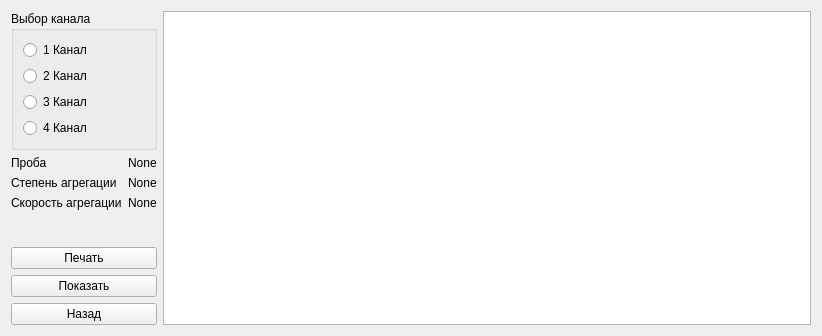
Qt form viewplot.ui (krang4d/Agrekola) before a commit.
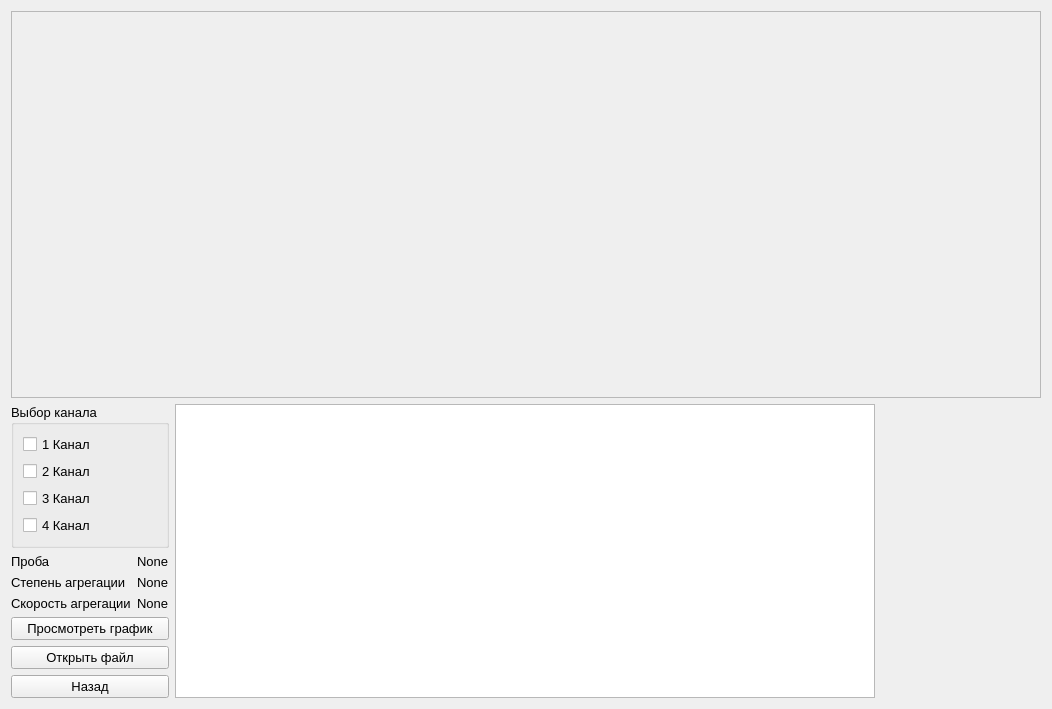
The same form after that commit. Custom widgets are drawn as their Qt base class.

Commit message: add Graphs in class ViewPlots

```diff
--- a/viewplot.ui
+++ b/viewplot.ui
@@ -6,55 +6,20 @@
    <rect>
     <x>0</x>
     <y>0</y>
-    <width>822</width>
-    <height>336</height>
+    <width>1052</width>
+    <height>709</height>
    </rect>
   </property>
+  <property name="font">
+   <font>
+    <pointsize>10</pointsize>
+   </font>
+  </property>
   <property name="windowTitle">
    <string>Просмотр агрегатограмм</string>
   </property>
   <layout class="QGridLayout" name="gridLayout">
-   <item row="0" column="0">
-    <widget class="QGroupBox" name="groupBox">
-     <property name="title">
-      <string>Выбор канала</string>
-     </property>
-     <layout class="QVBoxLayout" name="verticalLayout">
-      <item>
-       <widget class="QRadioButton" name="radioButton_1">
-        <property name="text">
-         <string>1 Канал</string>
-        </property>
-       </widget>
-      </item>
-      <item>
-       <widget class="QRadioButton" name="radioButton_2">
-        <property name="text">
-         <string>2 Канал</string>
-        </property>
-       </widget>
-      </item>
-      <item>
-       <widget class="QRadioButton" name="radioButton_3">
-        <property name="text">
-         <string>3 Канал</string>
-        </property>
-       </widget>
-      </item>
-      <item>
-       <widget class="QRadioButton" name="radioButton_4">
-        <property name="text">
-         <string>4 Канал</string>
-        </property>
-       </widget>
-      </item>
-     </layout>
-    </widget>
-   </item>
-   <item row="0" column="1" rowspan="3">
-    <widget class="QTableWidget" name="tableWidget"/>
-   </item>
-   <item row="1" column="0">
+   <item row="2" column="0">
     <layout class="QFormLayout" name="formLayout">
      <item row="1" column="0">
       <widget class="QLabel" name="label_2">
@@ -100,19 +65,19 @@
      </item>
     </layout>
    </item>
-   <item row="2" column="0">
+   <item row="3" column="0">
     <layout class="QVBoxLayout" name="verticalLayout_2">
-     <item>
-      <widget class="QPushButton" name="pushButton_print">
-       <property name="text">
-        <string>Печать</string>
-       </property>
-      </widget>
-     </item>
      <item>
       <widget class="QPushButton" name="pushButton_view">
        <property name="text">
-        <string>Показать</string>
+        <string>Просмотреть график</string>
+       </property>
+      </widget>
+     </item>
+     <item>
+      <widget class="QPushButton" name="pushButton_open">
+       <property name="text">
+        <string>Открыть файл</string>
        </property>
       </widget>
      </item>
@@ -125,8 +90,113 @@
      </item>
     </layout>
    </item>
+   <item row="1" column="1" rowspan="3">
+    <widget class="QTableWidget" name="tableWidget">
+     <property name="sizePolicy">
+      <sizepolicy hsizetype="Preferred" vsizetype="Preferred">
+       <horstretch>0</horstretch>
+       <verstretch>0</verstretch>
+      </sizepolicy>
+     </property>
+     <property name="minimumSize">
+      <size>
+       <width>700</width>
+       <height>100</height>
+      </size>
+     </property>
+     <property name="editTriggers">
+      <set>QAbstractItemView::NoEditTriggers</set>
+     </property>
+    </widget>
+   </item>
+   <item row="1" column="0">
+    <widget class="QGroupBox" name="groupBox">
+     <property name="maximumSize">
+      <size>
+       <width>200</width>
+       <height>200</height>
+      </size>
+     </property>
+     <property name="title">
+      <string>Выбор канала</string>
+     </property>
+     <layout class="QVBoxLayout" name="verticalLayout">
+      <item>
+       <widget class="QCheckBox" name="checkBox_1">
+        <property name="text">
+         <string>1 Канал</string>
+        </property>
+       </widget>
+      </item>
+      <item>
+       <widget class="QCheckBox" name="checkBox_2">
+        <property name="text">
+         <string>2 Канал</string>
+        </property>
+       </widget>
+      </item>
+      <item>
+       <widget class="QCheckBox" name="checkBox_3">
+        <property name="text">
+         <string>3 Канал</string>
+        </property>
+       </widget>
+      </item>
+      <item>
+       <widget class="QCheckBox" name="checkBox_4">
+        <property name="text">
+         <string>4 Канал</string>
+        </property>
+       </widget>
+      </item>
+     </layout>
+    </widget>
+   </item>
+   <item row="0" column="0" colspan="3">
+    <widget class="QCustomPlot" name="frame">
+     <property name="sizePolicy">
+      <sizepolicy hsizetype="Expanding" vsizetype="Expanding">
+       <horstretch>0</horstretch>
+       <verstretch>0</verstretch>
+      </sizepolicy>
+     </property>
+     <property name="minimumSize">
+      <size>
+       <width>0</width>
+       <height>300</height>
+      </size>
+     </property>
+     <property name="frameShape">
+      <enum>QFrame::StyledPanel</enum>
+     </property>
+     <property name="frameShadow">
+      <enum>QFrame::Raised</enum>
+     </property>
+    </widget>
+   </item>
+   <item row="1" column="2" rowspan="2">
+    <spacer name="horizontalSpacer">
+     <property name="orientation">
+      <enum>Qt::Horizontal</enum>
+     </property>
+     <property name="sizeHint" stdset="0">
+      <size>
+       <width>40</width>
+       <height>20</height>
+      </size>
+     </property>
+    </spacer>
+   </item>
   </layout>
  </widget>
+ <customwidgets>
+  <customwidget>
+   <class>QCustomPlot</class>
+   <extends>QFrame</extends>
+   <header>QCustomPlot/qcustomplot.h</header>
+   <container>1</container>
+  </customwidget>
+ </customwidgets>
  <resources/>
  <connections/>
 </ui>
```
The commit also changes 10 other files.
